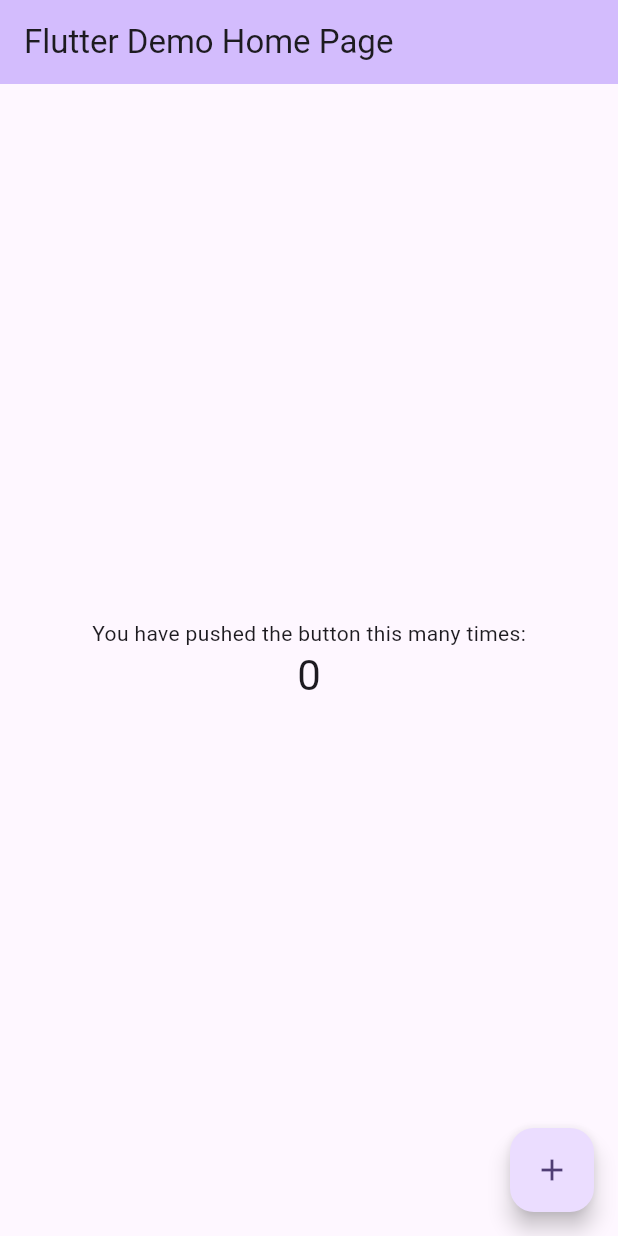
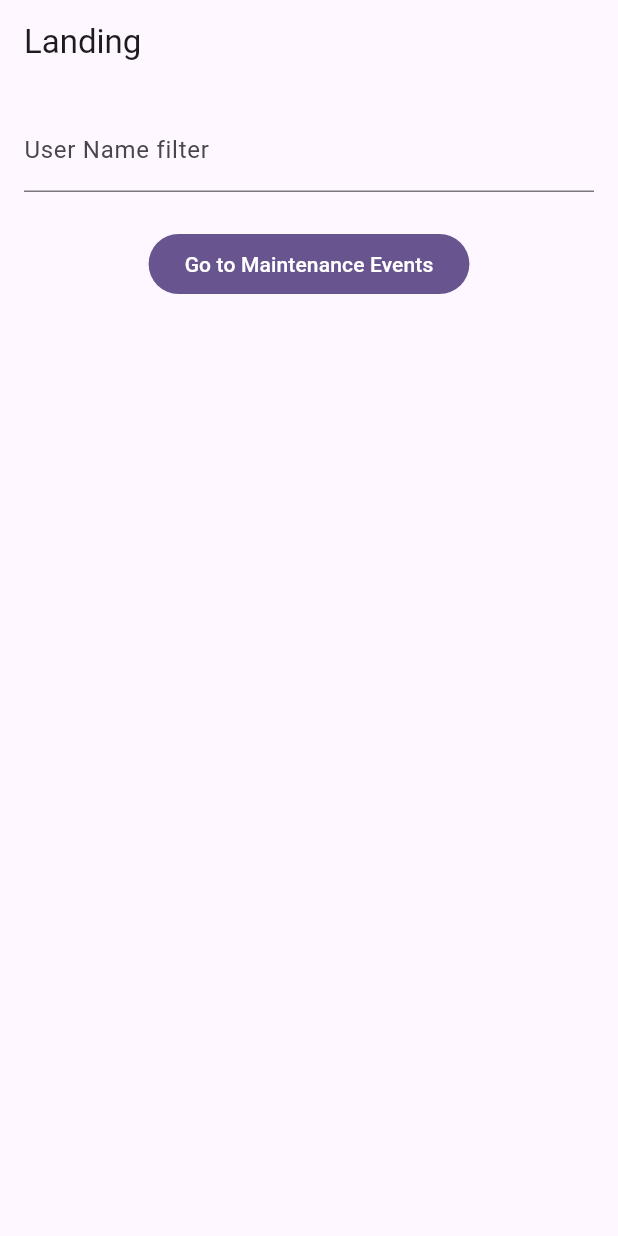
Before and after one commit to rf-westhuizen/certus_invision_app, a Flutter app: the screen it shows after launch, on a phone screen of 412 x 824 dp. Run offline on Flutter 3.47's test engine with Material 3 defaults, Android fonts, the phone set to English and light mode, and no system bars; our stand-ins replace drift, permission_handler; missing offline and left inert: drift_postgres, postgres; accounts and stored records are empty; generated files the repository leaves out were written again.

Commit message:
added character varying datatype and created the basic screens
Will use Provider for stateManagement. The AppState just hows the current user and can be used on other screen when we filter machine and events on current user

```diff
--- a/lib/data/models/drift_database_types.dart
+++ b/lib/data/models/drift_database_types.dart
@@ -35,4 +35,8 @@ class DriftDatabaseTypes extends Table {
       customType(xmlType).named('xml').nullable()(); // can't do this atm
   IntColumn get autoIncrement =>
       integer().autoIncrement().named('auto_increment').nullable()();
+
+  TextColumn get characterVar =>
+      text().named('character_var').withLength(min: 0, max: 100).nullable()();
+
 }
--- /dev/null
+++ b/lib/data/repositories/maintenance_repository.dart
@@ -0,0 +1,17 @@
+
+/// classes can implement this to provide data access for maintenance-related operations
+abstract class MaintenanceRepository {
+  // Future<List<Machine>> fetchMachines();
+  // Future<int> countEventsFor(String machineId);
+  // Future<List<EventItem>> fetchEventsFor(String machineId);
+}
+
+
+
+class CertusMainPlantMaintenanceRepository implements MaintenanceRepository {
+
+}
+
+class FakeMaintenanceRepository implements MaintenanceRepository {
+
+}
--- /dev/null
+++ b/lib/router.dart
@@ -0,0 +1,21 @@
+import 'package:certus_invision_app/ui/views/landing_screen.dart';
+import 'package:flutter/material.dart';
+
+class Router {
+  static Route<dynamic> generateRoute({required RouteSettings settings}) {
+    switch (settings.name) {
+      case '/':
+      case LandingScreen.id:
+        return MaterialPageRoute(
+            builder: (_) => const LandingScreen(), settings: settings);
+      default:
+        return MaterialPageRoute(
+          builder: (_) => Scaffold(
+            body: Center(
+              child: Text('No route defined for ${settings.name}'),
+            ),
+          ),
+        );
+    }
+  }
+}
--- /dev/null
+++ b/lib/src/app_state.dart
@@ -0,0 +1,26 @@
+import 'package:flutter/material.dart';
+
+import '../data/repositories/maintenance_repository.dart';
+
+class AppState extends ChangeNotifier{
+  AppState(this._repo);
+  final MaintenanceRepository _repo;
+
+  String? _userFilter;
+
+  String? get userFilter => _userFilter;
+
+  set userFilter(String? value) {
+    if (_userFilter != value) {
+      _userFilter = value;
+      notifyListeners();
+    }
+  }
+
+  /// We will see if this gets used here
+  // Pass-through methods so screens can query via the shared repo
+  // Future<List<Machine>> getMachines() => _repo.fetchMachines();
+  // Future<int> getEventCount(String machineId) => _repo.countEventsFor(machineId);
+  // Future<List<EventItem>> getEvents(String machineId) => _repo.fetchEventsFor(machineId);
+
+}
--- /dev/null
+++ b/lib/ui/views/landing_screen.dart
@@ -0,0 +1,47 @@
+import 'package:flutter/material.dart';
+import 'package:provider/provider.dart';
+
+import '../../src/app_state.dart';
+
+class LandingScreen extends StatefulWidget {
+  static const String id = 'landing_screen';
+  const LandingScreen({super.key});
+  @override
+  State<LandingScreen> createState() => _LandingScreenState();
+}
+
+class _LandingScreenState extends State<LandingScreen> {
+  final _controller = TextEditingController();
+
+  @override
+  void dispose() {
+    _controller.dispose();
+    super.dispose();
+  }
+
+  @override
+  Widget build(BuildContext context) {
+    final app = context.watch<AppState>();
+    _controller.text = app.userFilter ?? '';
+    return Scaffold(
+      appBar: AppBar(title: const Text('Landing')),
+      body: Padding(
+        padding: const EdgeInsets.all(16),
+        child: Column(
+          children: [
+            TextField(
+              controller: _controller,
+              decoration: const InputDecoration(labelText: 'User Name filter'),
+              onChanged: (v) => context.read<AppState>().userFilter = (v.isEmpty ? null : v),
+            ),
+            const SizedBox(height: 24),
+            FilledButton(
+              onPressed: () => Navigator.pushNamed(context, '/events'),
+              child: const Text('Go to Maintenance Events'),
+            ),
+          ],
+        ),
+      ),
+    );
+  }
+}
--- a/pubspec.yaml
+++ b/pubspec.yaml
@@ -24,7 +24,8 @@ dependencies:
   uuid: ^4.5.1
   sqlite3:
   sqlite3_flutter_libs:
-
+  permission_handler: ^11.3.1
+  provider: ^6.0.0
 
 dev_dependencies:
   flutter_test:
```
Also changed, not shown: lib/data/certus_invision_database.dart (+16 -4 lines), lib/main.dart (+86 -5 lines), lib/data/certus_invision_database.g.dart, lib/ui/views/event_overview_screen.dart (added), lib/ui/views/maintenance_events_screen.dart (added), pubspec.lock, 5 other files.
